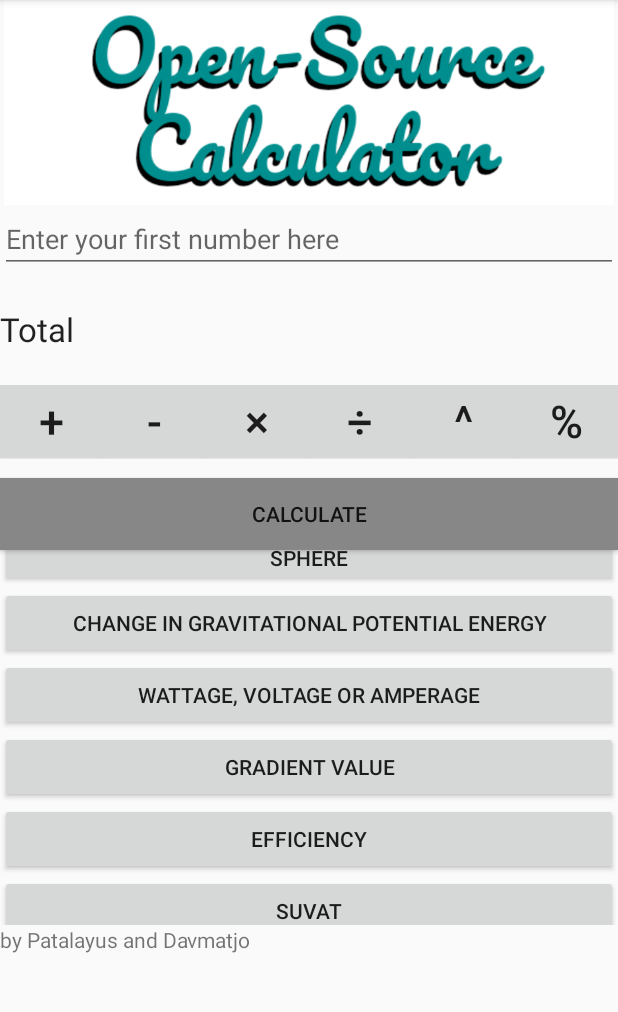
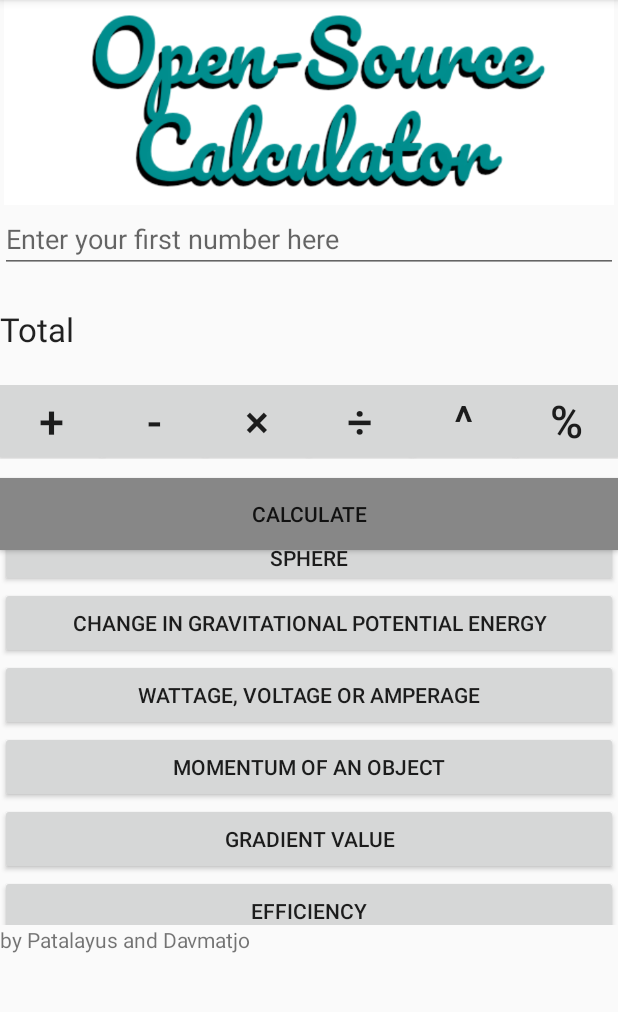
Before and after one commit to Patalayus/CalculatorApp, an Android app: the screen it shows after launch (MainActivity), scrolled down 174 dp, on a phone screen of 412 x 824 dp, the part 84-1096 px from its top. Run offline under Robolectric (Android 15) with nearby library versions, the phone set to English and light mode, and no system bars.

Commit message:
activity updated

```diff
--- a/app/src/main/res/layout/activity_main.xml
+++ b/app/src/main/res/layout/activity_main.xml
@@ -183,6 +183,13 @@
                     android:text="Wattage, Voltage or Amperage" />
 
                 <Button
+                    android:id="@+id/button3"
+                    android:layout_width="match_parent"
+                    android:layout_height="wrap_content"
+                    android:layout_weight="1"
+                    android:text="momentum of an object" />
+
+                <Button
                     android:id="@+id/gradient_value_ID"
                     android:layout_width="match_parent"
                     android:layout_height="wrap_content"
```
